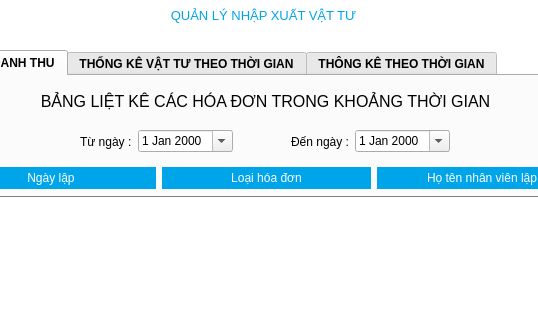
Old version of the form src/view/mainwindow.ui in the repository VinhNguyenD23/facilitiesManagement; both pictures show x 312 to 850 and y 0 to 320 of the 1150 by 670 pixel window.
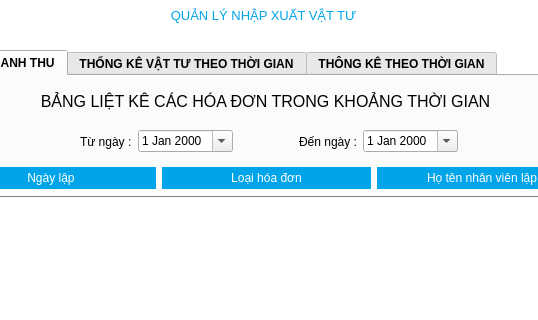
New version of the form. The open tabs and pages were chosen to show the change.

The edit to the form file:
```diff
--- a/src/view/mainwindow.ui
+++ b/src/view/mainwindow.ui
@@ -774,7 +774,7 @@
          <rect>
           <x>370</x>
           <y>50</y>
-          <width>370</width>
+          <width>378</width>
           <height>31</height>
          </rect>
         </property>
```
Left out of the diff: 4 changed lines with no effect on the pictures.
